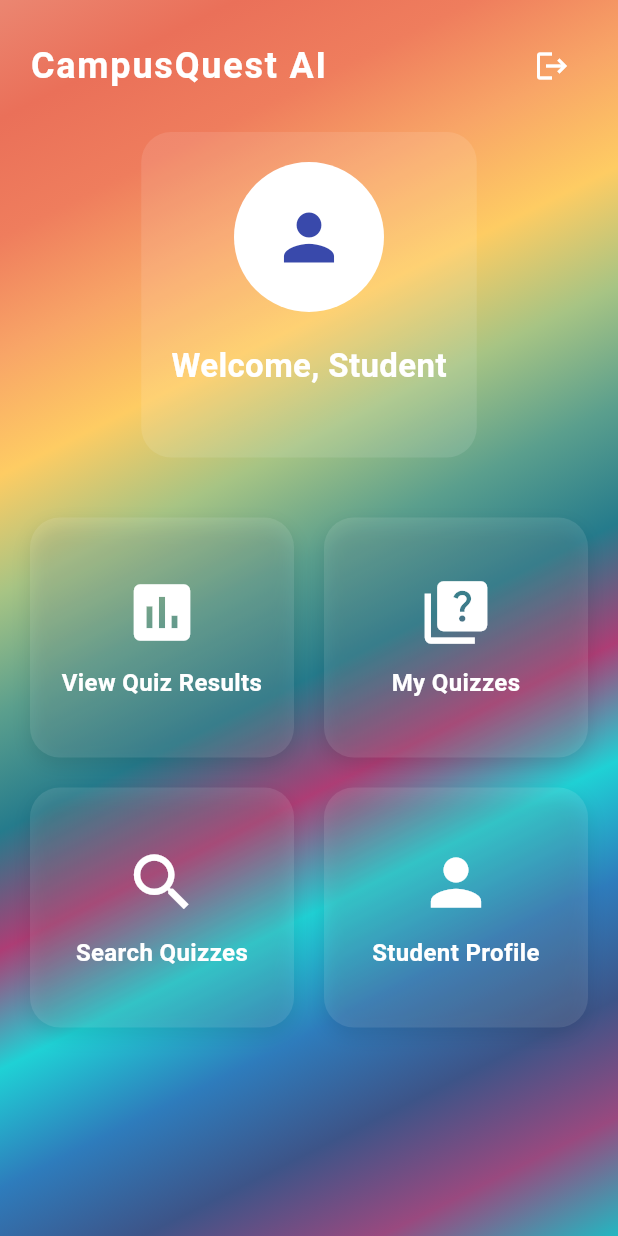
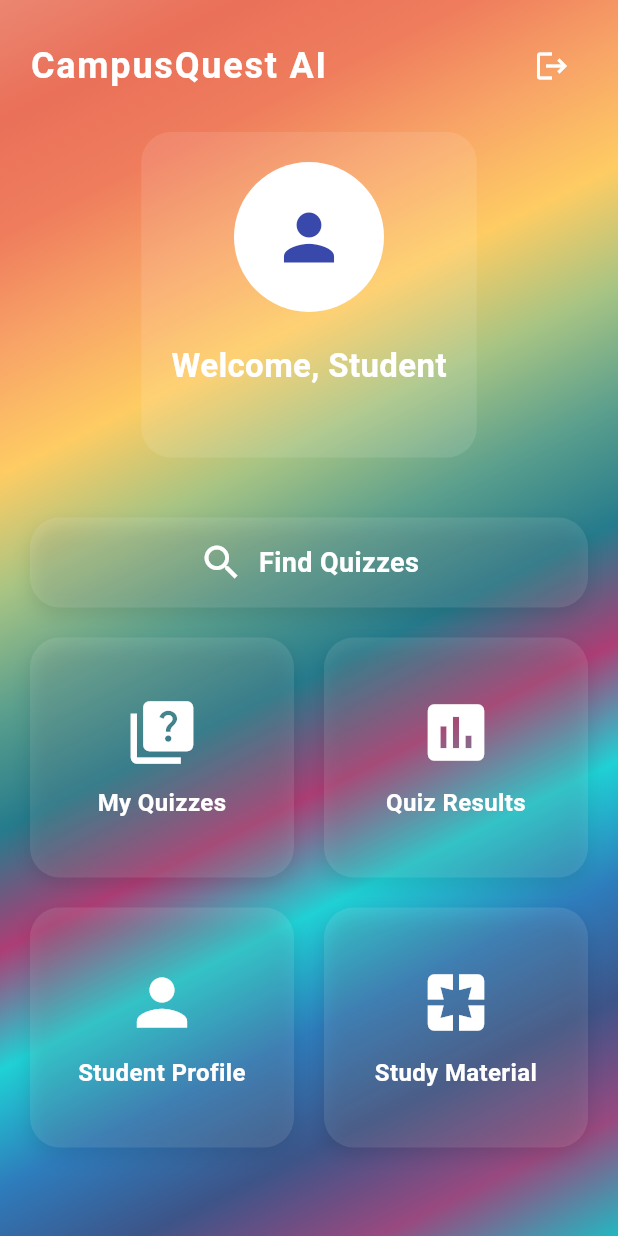
Before and after one commit to BS-PMC-2024/BS-PMC-2024-Team18, a Flutter app: the StudentHomePage screen opened directly, on a phone screen of 412 x 824 dp. Run offline on Flutter 3.47's test engine with Material 3 defaults, Android fonts, the phone set to English and light mode, and no system bars; drawn by our look-alikes of animated_text_kit; our stand-ins replace file_picker, firebase_auth, firebase_core, firebase_database, flutter_staggered_animations, google_sign_in and 1 more; missing offline and left inert: easy_separator, syncfusion_flutter_pdf; accounts and stored records are empty.

Commit message:
BSPMS2418-69

```diff
--- a/quiz_learn_app_ai/lib/quiz_pages/widgets/answer_card.dart
+++ b/quiz_learn_app_ai/lib/quiz_pages/widgets/answer_card.dart
@@ -22,10 +22,10 @@ class AnswerCard extends StatelessWidget {
       child: Ink(
         padding: const EdgeInsets.symmetric(vertical: 20, horizontal: 10),
       decoration: BoxDecoration(
-        color: isSelected ? Colors.lightGreen.withOpacity(0.5):Colors.white,
+        color: isSelected ? Colors.purple.withOpacity(0.5):Colors.white,
         borderRadius: UiParameters.cardBorderRadius,
         border: Border.all(
-          color: isSelected ? Colors.green:Colors.white,
+          color: isSelected ? Colors.purple:Colors.white,
 
       ),
       ),
--- a/quiz_learn_app_ai/lib/student_pages/student_home_page.dart
+++ b/quiz_learn_app_ai/lib/student_pages/student_home_page.dart
@@ -148,13 +148,14 @@ Widget _buildBackground() {
     ),
   );
 }
+
 String _formatUserName(String? email) {
   if (email == null || email.isEmpty) {
     return 'Student';
   }
-  // Remove everything after and including '@'
   return email.split('@')[0];
 }
+
 Widget _buildProfileSection() {
   return Container(
     padding: const EdgeInsets.all(20),
@@ -191,13 +192,23 @@ String _formatUserName(String? email) {
 
 Widget _buildFeatureGrid(BuildContext context) {
   final features = [
-    {'icon': Icons.assessment, 'label': 'View Quiz Results', 'route': const QuizResultsScreen()},
+    {'icon': Icons.search, 'label': 'Find Quizzes', 'route': const QuizListScreen()},
+
     {'icon': Icons.quiz, 'label': 'My Quizzes', 'route': const CompletedQuizzesScreen()},
-    {'icon': Icons.search, 'label': 'Search Quizzes', 'route': const QuizListScreen()},
+    {'icon': Icons.assessment, 'label': 'Quiz Results', 'route': const QuizResultsScreen()},
        {'icon': Icons.person, 'label': 'Student Profile', 'route': const StudentProfilePage()},
+      {'icon': Icons.pages, 'label': 'Study Material', 'route': const StudentProfilePage()},
   ];
 
-  return GridView.builder(
+  return Column(
+    children: [
+      _buildFeatureCard(
+        context,
+        features[0],
+        isFullWidth: true,
+      ),
+      const SizedBox(height: 20),
+      GridView.builder(
         shrinkWrap: true,
         physics: const NeverScrollableScrollPhysics(),
         gridDelegate: const SliverGridDelegateWithFixedCrossAxisCount(
@@ -206,17 +217,21 @@ String _formatUserName(String? email) {
           mainAxisSpacing: 20,
           childAspectRatio: 1.1,
         ),
-    itemCount: features.length,
+        itemCount: features.length - 1,
         itemBuilder: (context, index) {
-      return _buildFeatureCard(context, features[index]);
+          return _buildFeatureCard(context, features[index + 1]);
         },
+      ),
+    ],
   );
 }
 
-Widget _buildFeatureCard(BuildContext context, Map<String, dynamic> feature) {
+Widget _buildFeatureCard(BuildContext context, Map<String, dynamic> feature, {bool isFullWidth = false}) {
   return InkWell(
     onTap: () => Navigator.push(context, MaterialPageRoute(builder: (context) => feature['route'])),
     child: Container(
+      width: isFullWidth ? double.infinity : null,
+      height: isFullWidth ? 60 : null, // Adjusted height
       decoration: BoxDecoration(
         color: Colors.white.withOpacity(0.1),
         borderRadius: BorderRadius.circular(20),
@@ -228,7 +243,27 @@ Widget _buildFeatureCard(BuildContext context, Map<String, dynamic> feature) {
           ),
         ],
       ),
-      child: Column(
+      child: isFullWidth
+          ? Row(
+              mainAxisAlignment: MainAxisAlignment.center,
+              children: [
+                Icon(
+                  feature['icon'] as IconData,
+                  size: 30,
+                  color: Colors.white,
+                ),
+                const SizedBox(width: 10),
+                Text(
+                  feature['label'] as String,
+                  style: const TextStyle(
+                    color: Colors.white,
+                    fontSize: 18,
+                    fontWeight: FontWeight.bold,
+                  ),
+                ),
+              ],
+            )
+          : Column(
               mainAxisAlignment: MainAxisAlignment.center,
               children: [
                 Icon(
@@ -251,5 +286,4 @@ Widget _buildFeatureCard(BuildContext context, Map<String, dynamic> feature) {
     ),
   );
 }
-
 }
```
Also changed, not shown: quiz_learn_app_ai/lib/lecturer_pages/lecturer_home_page.dart (+38 -6 lines), quiz_learn_app_ai/lib/quiz_search/quiz_list_screen.dart (+13 -1 lines), quiz_learn_app_ai/pubspec.yaml (line endings or trailing spaces). Lines whose indentation alone changed are shown as unchanged.
